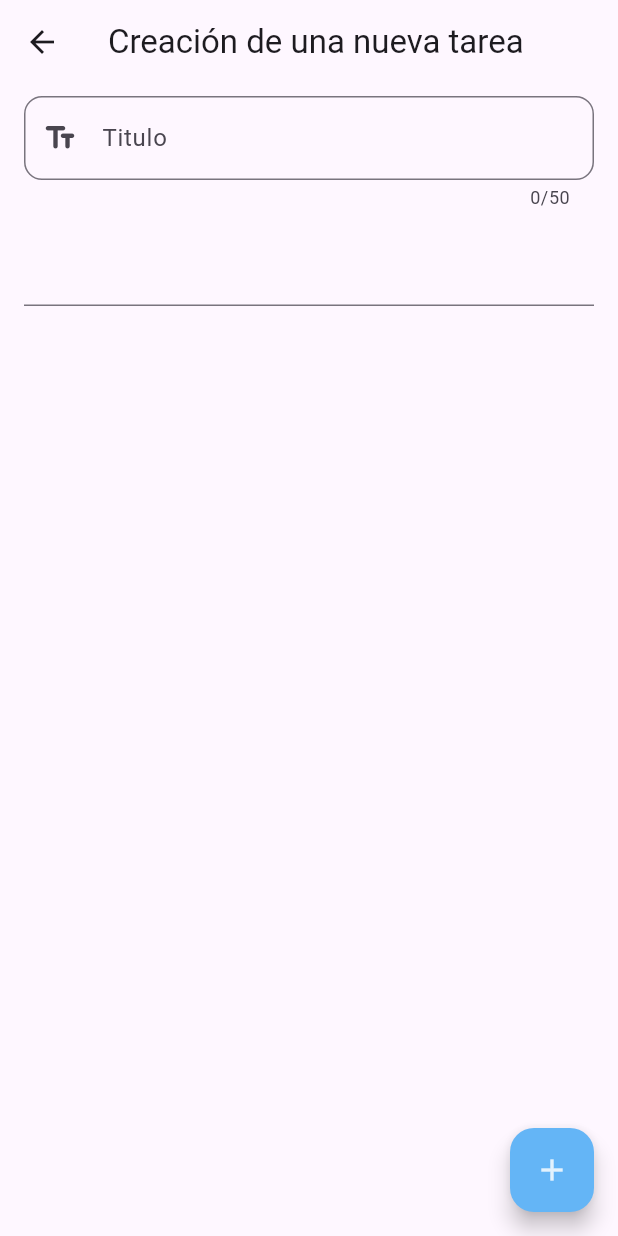
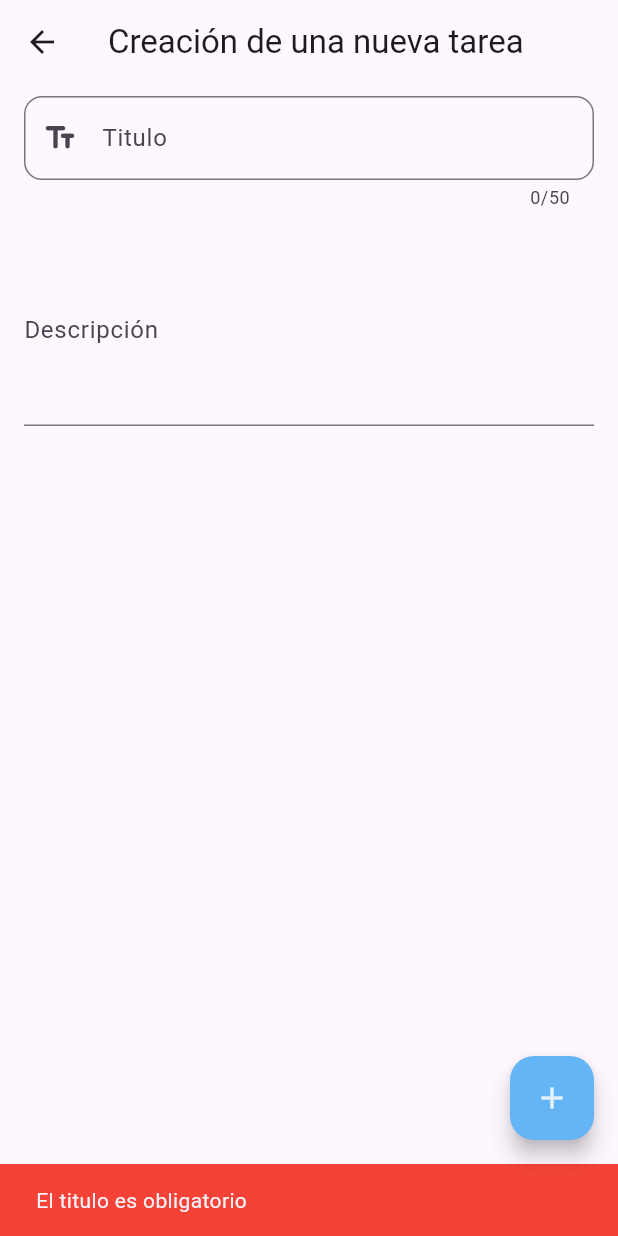
Before and after one commit to jalvarenga-unah/IS513-III-PAC-2025, a Flutter app: the screen it shows after launch, after a tap on the "add" icon, on a phone screen of 412 x 824 dp. Run offline on Flutter 3.47's test engine with Material 3 defaults, Android fonts, the phone set to English and light mode, and no system bars; our stand-ins replace go_router.

```diff
--- /dev/null
+++ b/intro-flutter/todo_app/lib/src/shared/utils.dart
@@ -0,0 +1,13 @@
+import 'package:flutter/material.dart';
+
+class Utils {
+  static showSnackBar({
+    required BuildContext context,
+    required String title,
+    Color? color,
+  }) {
+    ScaffoldMessenger.of(
+      context,
+    ).showSnackBar(SnackBar(content: Text(title), backgroundColor: color));
+  }
+}
--- a/intro-flutter/todo_app/lib/src/views/admin_todo_page.dart
+++ b/intro-flutter/todo_app/lib/src/views/admin_todo_page.dart
@@ -1,10 +1,14 @@
 import 'package:flutter/material.dart';
+import 'package:go_router/go_router.dart';
+import 'package:todo_app/api/todos.dart';
+import 'package:todo_app/src/shared/utils.dart';
 
 class AdminTodoPage extends StatelessWidget {
   AdminTodoPage({super.key});
 
   final titleController = TextEditingController();
   final descriptionController = TextEditingController();
+  FocusNode titleFocus = FocusNode();
 
   @override
   Widget build(BuildContext context) {
@@ -15,6 +19,7 @@ class AdminTodoPage extends StatelessWidget {
         child: Column(
           children: [
             TextField(
+              focusNode: titleFocus,
               controller: titleController,
               decoration: InputDecoration(
                 label: Text('Titulo'),
@@ -29,6 +34,7 @@ class AdminTodoPage extends StatelessWidget {
                 // ),
                 prefixIcon: Icon(Icons.text_fields_rounded),
               ),
+
               maxLines: 1,
               maxLength: 50,
               obscureText: false,
@@ -36,14 +42,73 @@ class AdminTodoPage extends StatelessWidget {
               // style: TextStyle(color: Colors.red),
             ),
             SizedBox(height: 16),
-            TextField(controller: descriptionController),
+            TextField(
+              controller: descriptionController,
+              maxLines: 4,
+              decoration: InputDecoration(label: Text('Descripción')),
+            ),
           ],
         ),
       ),
       floatingActionButton: FloatingActionButton(
         backgroundColor: Colors.blue[300],
         onPressed: () {
-          print(titleController.text); // obteniendo el valor del Title
+          //TODO: mostrar icono de carga usando gestores de estado
+
+          if (titleController.text.isEmpty) {
+            // ScaffoldMessenger.of(context).showSnackBar(
+            //   SnackBar(
+            //     content: Text(
+            //       'Debe ingresar un titulo',
+            //       style: TextStyle(color: Colors.red[50]),
+            //     ),
+            //     backgroundColor: Colors.red,
+            //   ),
+            // );
+
+            Utils.showSnackBar(
+              context: context,
+              title: "El titulo es obligatorio",
+              color: Colors.red,
+            );
+
+            return;
+          }
+
+          final Map<String, dynamic> newTodo = {
+            'id': todoList.length + 1,
+            'title': titleController.text,
+            'description': descriptionController.text,
+            'completed': false,
+          };
+          todoList.add(newTodo);
+
+          // final snackBar = SnackBar(
+          //   content: const Text('Yay! A SnackBar!'),
+          //   action: SnackBarAction(
+          //     label: 'Undo',
+          //     onPressed: () {
+          //       // Some code to undo the change.
+          //     },
+          //   ),
+          // );
+          // ScaffoldMessenger.of(context).showSnackBar(
+          //   SnackBar(
+          //     content: Text('Tarea creada correctamente'),
+          //     // backgroundColor: ,
+          //     duration: Duration(days: 4),
+          //     action: SnackBarAction(label: 'Cerrar', onPressed: () {}),
+          //   ),
+          // );
+          Utils.showSnackBar(
+            context: context,
+            title: "Tarea creada correctamente",
+          );
+
+          titleController.text = '';
+          descriptionController.text = '';
+
+          context.pop();
         },
         child: Icon(Icons.add, color: Colors.blue[50]),
       ),
```
